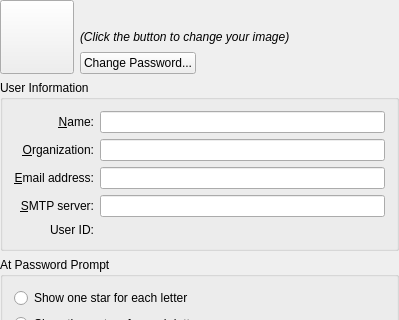
First picture: the form in kdepasswd/kcm/main_widget.ui, repository KDE/konqueror, before the edit; both pictures show x 0 to 399 and y 0 to 320 of the 399 by 557 pixel window.
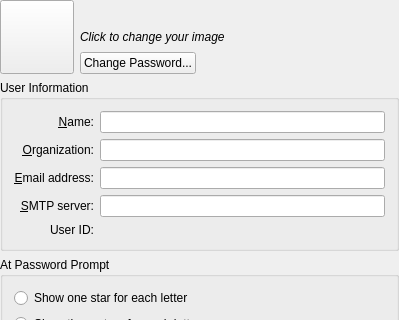
Second picture: the form after the edit. Custom widgets are drawn as their Qt base class.

Commit message: Shorter string and removed ( ).

Diff of the .ui file:
```diff
--- a/kdepasswd/kcm/main_widget.ui
+++ b/kdepasswd/kcm/main_widget.ui
@@ -71,7 +71,7 @@
        <item>
         <widget class="QLabel" name="lblClickButtonInfo" >
          <property name="text" >
-          <string>&lt;i>(Click the button to change your image)&lt;/i></string>
+          <string>&lt;i>Click to change your image&lt;/i></string>
          </property>
          <property name="alignment" >
           <set>Qt::AlignVCenter</set>
```
